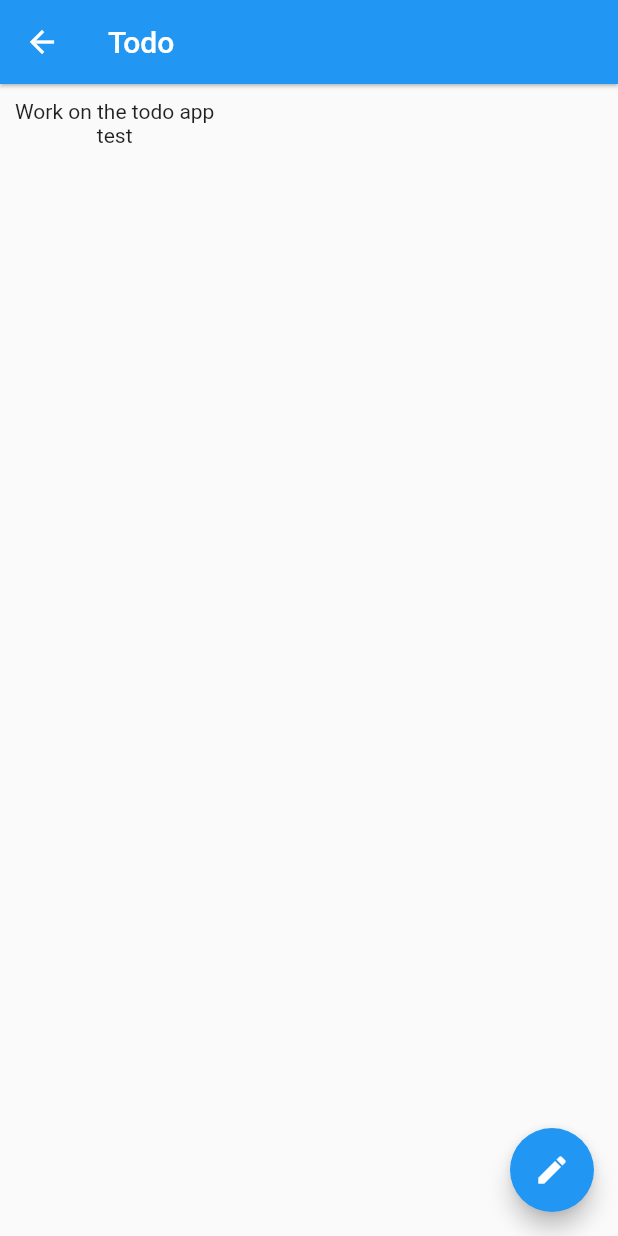
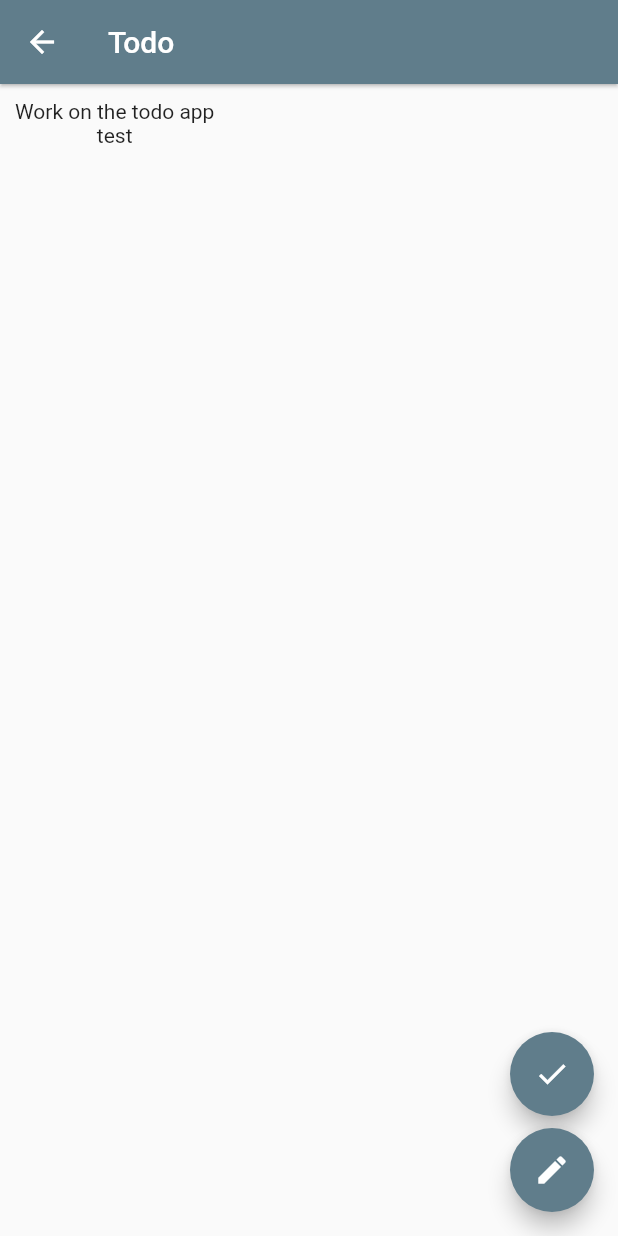
Before and after one commit to lordVelisch/flutter-todo, a Flutter app: the screen it shows after launch, after a tap on "Work on the todo app", on a phone screen of 412 x 824 dp. Run offline on Flutter 3.47's test engine with Material 2 defaults, Android fonts, the phone set to English and light mode, and no system bars.

Commit message:
did something

```diff
--- a/lib/main.dart
+++ b/lib/main.dart
@@ -1,3 +1,5 @@
+import 'dart:io';
+
 import 'package:flutter/material.dart';
 import 'todo_route.dart';
 import 'todo_edit_route.dart';
@@ -11,7 +13,7 @@ class MyApp extends StatelessWidget {
     return MaterialApp(
       title: 'Flutter Demo',
       theme: ThemeData(
-        primarySwatch: Colors.blue,
+        primarySwatch: Colors.blueGrey,
       ),
       home: MainRoute(),
     );
@@ -27,6 +29,8 @@ class _MainRouteState extends State<MainRoute> {
     Todo(title: 'Work on the todo app', description: 'test'),
     Todo(title: 'Show the difference', description: 'test2')
   ];
+
+  var _checkBoxValue = false;
 
   @override
   Widget build(BuildContext context) {
@@ -46,12 +50,32 @@ class _MainRouteState extends State<MainRoute> {
     return InkWell(
       splashColor: Colors.green,
       onTap: () => _navigateToTodo(_todos[index]),
+      borderRadius: BorderRadius.circular(20),
       child: Card(
+        shape: RoundedRectangleBorder(borderRadius: BorderRadius.circular(10)),
         child: ListTile(
           title: Text(_todos[index].title),
+          trailing: Checkbox(
+              value: _todos[index].done,
+              onChanged: (value) {
+                setState(() {
+                  _todos[index].done = value;
+                  _onChecked(index);
+                });//_onChecked(index);
+                //_onChecked(index);
+              },
+            )
         ),
       ),
     );
+  }
+
+  void _onChecked(index) async {
+    sleep(const Duration(seconds: 2));
+   // setState(() {
+      _todos.removeAt(index);
+    //});
+    //Todo toast
   }
 
   Widget _buildTodoWidgets() {
@@ -66,15 +90,58 @@ class _MainRouteState extends State<MainRoute> {
       title: "",
       description: "",
     ));
-   _navigateToEditTodo(this._todos[_todos.length - 1]);
+    _navigateToEditTodo(this._todos[_todos.length - 1]);
   }
 
   _navigateToTodo(Todo todo) {
-    Navigator.of(context).push(MaterialPageRoute(builder: (context) => TodoRoute(myTodo: todo)));
+    Navigator.of(context)
+        .push(MaterialPageRoute<Null>(builder: (BuildContext context) {
+      return Scaffold(
+        appBar: AppBar(
+          title: Text("Todo"),
+          elevation: 1.0,
+        ),
+        floatingActionButton: Column(
+          crossAxisAlignment: CrossAxisAlignment.end,
+          mainAxisAlignment: MainAxisAlignment.end,
+          children: <Widget>[
+            Padding(
+              padding: const EdgeInsets.only(bottom: 8.0),
+              child: FloatingActionButton(
+                heroTag: null,
+                onPressed: () => _onFinished(todo),
+                child: Icon(Icons.check),
+              ),
+            ),
+            FloatingActionButton(
+              heroTag: null,
+              onPressed: () => _navigateToEditRoute(todo),
+              child: Icon(Icons.edit),
+            ),
+          ],
+        ),
+        body: TodoRoute(
+          myTodo: todo,
+        ),
+      );
+    })); //  TodoRoute(myTodo: todo)));
   }
 
   _navigateToEditTodo(Todo todo) {
-    Navigator.of(context).push(MaterialPageRoute( builder: (context) => TodoEditRoute(myTodo: todo)));
+    Navigator.of(context).push(
+        MaterialPageRoute(builder: (context) => TodoEditRoute(myTodo: todo)));
+  }
+
+  _navigateToEditRoute(todo) {
+    Navigator.of(context).push(MaterialPageRoute(
+        builder: (BuildContext context) => TodoEditRoute(myTodo: todo)));
+  }
+
+  _onFinished(Todo todo) {
+    _todos.remove(todo);
+    Navigator.pop(context);
+
+    //Todo Toast
   }
 }
 
@@ -83,4 +150,5 @@ class Todo {
 
   String title;
   String description;
+  bool done = false;
 }
--- a/lib/todo_route.dart
+++ b/lib/todo_route.dart
@@ -14,20 +14,8 @@ class TodoRoute extends StatefulWidget {
 class _TodoRouteState extends State<TodoRoute> {
   @override
   Widget build(BuildContext context) {
-    return Scaffold(
-      appBar: AppBar(
-        elevation: 1.0,
-        title: Text("Todo"),
-      ),
-      body: _bodyContainer(),
-      floatingActionButton: FloatingActionButton(
-          onPressed: () => _navigateToEditRoute(widget.myTodo),
-          child: Icon(Icons.edit),
-        ),
-    );
+    return _bodyContainer();
   }
-
-
 
   Widget _bodyContainer() {
     return Container(
@@ -36,14 +24,9 @@ class _TodoRouteState extends State<TodoRoute> {
         children: <Widget>[
           Text(widget.myTodo.title),
           Text(widget.myTodo.description),
-         // FloatingActionButton(onPressed: _navigateToEditRoute(widget.myTodo))
         ],
       ),
     );
 }
 
-  _navigateToEditRoute(todo) {
-    Navigator.of(context).push(MaterialPageRoute(builder: (BuildContext context) => TodoEditRoute(myTodo: todo)));
-  }
-
 }
```
